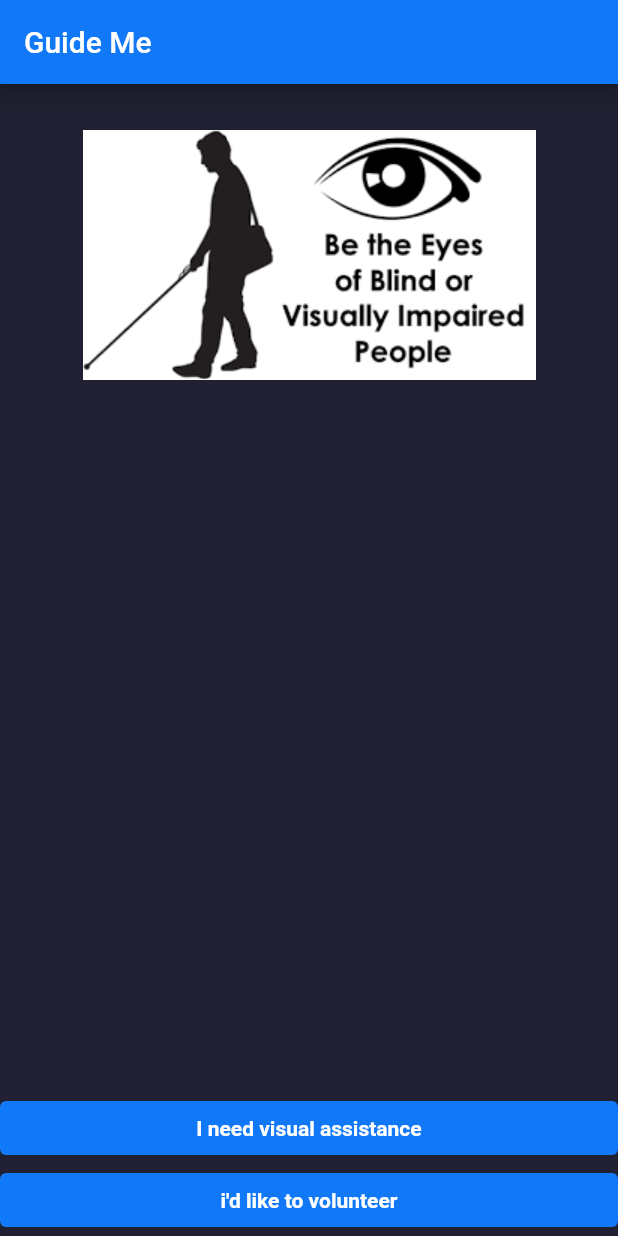
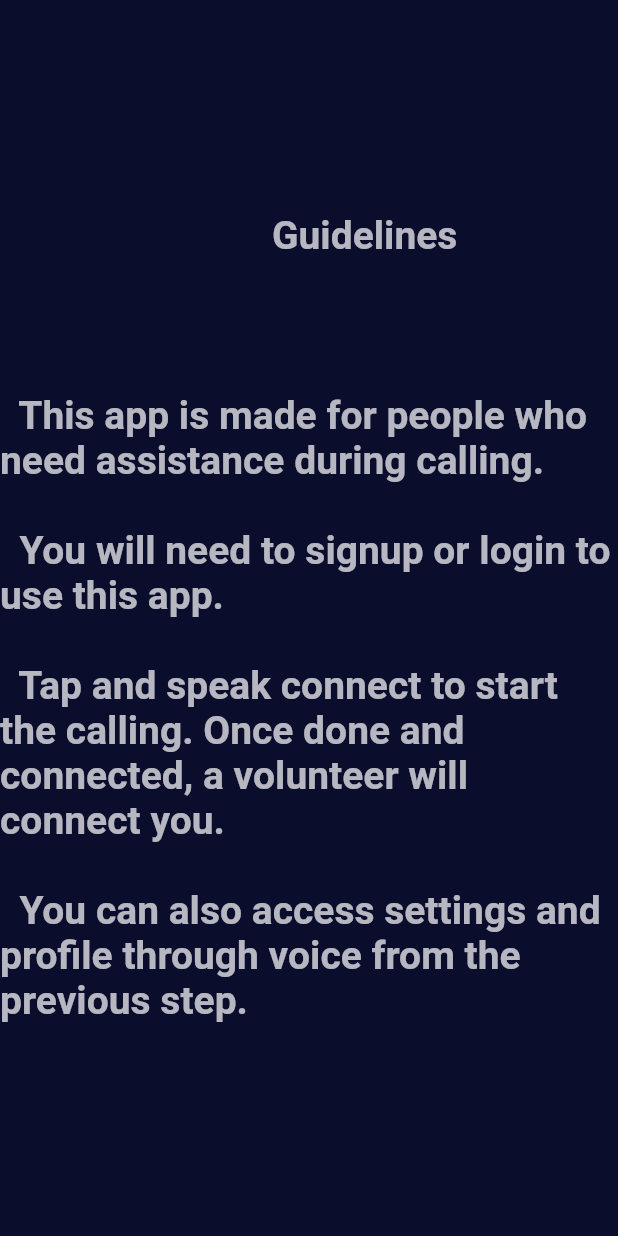
Before and after one commit to alimurtaza0411/Teleguidance-App-for-VIP, a Flutter app: the screen it shows after launch, on a phone screen of 412 x 824 dp. Run offline on Flutter 3.47's test engine with Material 2 defaults, Android fonts, the phone set to English and light mode, and no system bars; our stand-ins replace camera, firebase_auth, firebase_core, flutter_dotenv, flutter_svg, flutter_tts and 4 more; missing offline and left inert: camera_web, cloud_firestore_web, date_time_format, firebase_auth_web, firebase_core_web, shared_preferences_web and 2 more; accounts and stored records are empty.

Commit message:
guidelines

```diff
--- a/lib/main.dart
+++ b/lib/main.dart
@@ -1,10 +1,9 @@
 import 'package:firebase_core/firebase_core.dart';
 import 'package:flutter/material.dart';
 import 'package:flutter_dotenv/flutter_dotenv.dart';
-
 import 'constants/colors.dart';
 import 'navigator_key.dart';
-import 'screens/splash_screen.dart';
+import 'screens/guidelines.dart';
 
 void main() async {
   // Load Environment variables
@@ -44,7 +43,7 @@
               primaryColor: primaryColor,
               backgroundColor: secondaryColor,
             ),
-            home: const SplashScreen(),
+            home: const guideline(),
             navigatorKey: navigatorKey,
           );
         }
@@ -69,11 +68,5 @@
 
 
 
-
-
-
-
-
-
   }
 }
--- /dev/null
+++ b/lib/screens/guidelines.dart
@@ -0,0 +1,68 @@
+import 'dart:async';
+import 'package:flutter_tts/flutter_tts.dart';
+import 'package:flutter/material.dart';
+
+import 'splash_screen.dart';
+
+class guideline extends StatefulWidget {
+  const guideline({Key? key}) : super(key: key);
+
+  @override
+  State<guideline> createState() => _guidelineState();
+}
+
+class _guidelineState extends State<guideline> {
+  // late StreamSubscription<User?> user;
+  final flutterTts = FlutterTts();
+  String guide='''
+
+
+
+  This app is made for people who need assistance during calling.
+
+  You will need to signup or login to use this app.
+
+  Tap and speak connect to start the calling. Once done and connected, a volunteer will connect you.
+
+  You can also access settings and profile through voice from the previous step.''';
+  Text guidelines= new Text('''                            Guidelines
+
+
+
+  This app is made for people who need assistance during calling.
+
+  You will need to signup or login to use this app.
+
+  Tap and speak connect to start the calling. Once done and connected, a volunteer will connect you.
+
+  You can also access settings and profile through voice from the previous step.''',maxLines: 20, style: TextStyle(fontSize: 26.0 ,fontWeight:FontWeight.bold,color: Colors.white70) , );
+  @override
+  void initState() {
+    super.initState();
+    flutterTts.speak("Here are the things you should know before using this app");
+    flutterTts.speak(guide);
+
+    Timer(const Duration(seconds: 20), () {
+
+
+      Navigator.pushReplacement(context,
+          MaterialPageRoute(builder: (context) => const SplashScreen()));
+    });
+
+  }
+
+  @override
+
+  Widget build(BuildContext context) {
+    return Scaffold(
+      backgroundColor: const Color.fromRGBO(10, 13, 44, 1),
+      body: Stack(
+        children: [
+          Center(
+              child: guidelines  ),
+
+        ],
+      ),
+    );
+  }
+}
```
Also changed, not shown: pubspec.lock, 3 other files.
